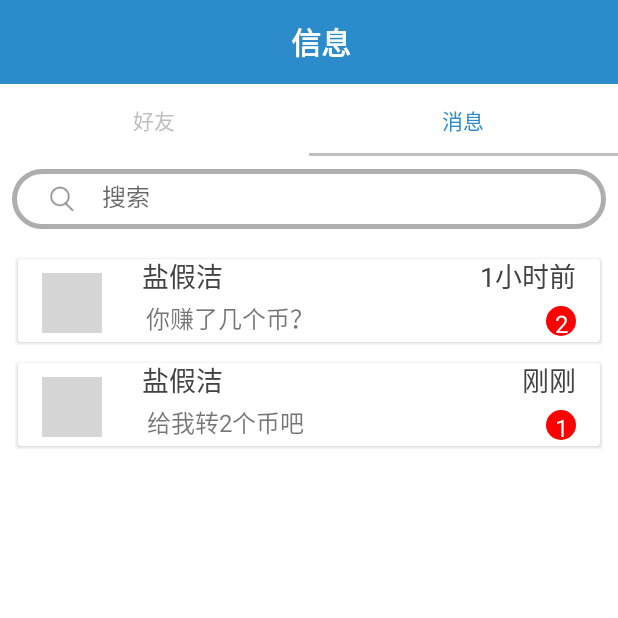
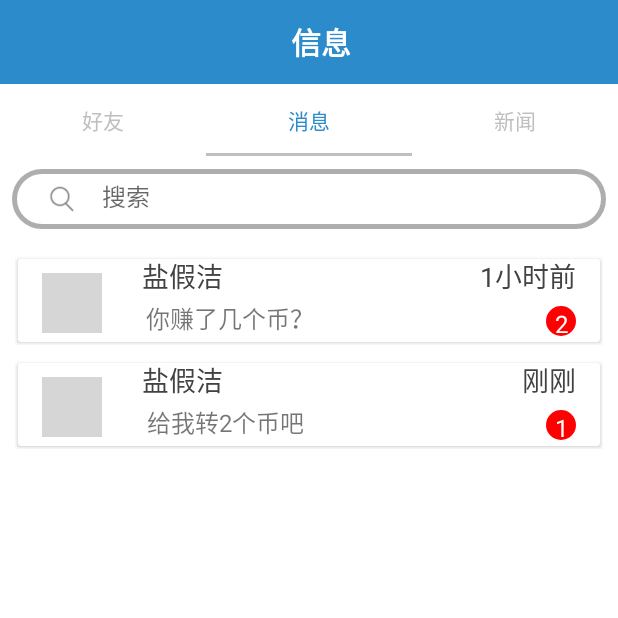
Before and after one commit to 449627440/TimeSaving, an Android app: the fragment InfoFragment placed in its activity, tab 2 chosen, on a phone screen of 412 x 824 dp, the top half of it. Run offline under Robolectric (Android 15) with nearby library versions, the phone set to English and light mode, and no system bars; our stand-ins replace Picasso; libraries missing offline, so code that uses them is left out: com.hjm.bottomtabbar; plain views replace BottomTabBar; pictures from the network do not load; 2 statements that could not run were skipped; grey boxes are pictures that could not be loaded.

```diff
--- a/app/src/main/java/com/swufe/timesaving/Info/InfoFragment.java
+++ b/app/src/main/java/com/swufe/timesaving/Info/InfoFragment.java
@@ -36,8 +36,9 @@ public class InfoFragment extends Fragment {
         List<Fragment> fragments = new ArrayList<>();
         fragments.add(new FriendFragment());
         fragments.add(new MessageFragment());
+        fragments.add(new NewsFragment());
 
-        TitleFragmentPagerAdapter adapter = new TitleFragmentPagerAdapter(getChildFragmentManager(), fragments, new String[]{"好友", "消息"});
+        TitleFragmentPagerAdapter adapter = new TitleFragmentPagerAdapter(getChildFragmentManager(), fragments, new String[]{"好友", "消息","新闻"});
         viewPager.setAdapter(adapter);
 
         tabLayout.setupWithViewPager(viewPager);
--- /dev/null
+++ b/app/src/main/java/com/swufe/timesaving/Info/NewsAdapter.java
@@ -0,0 +1,73 @@
+package com.swufe.timesaving.Info;
+
+import android.content.Context;
+import android.util.Log;
+import android.view.LayoutInflater;
+import android.view.View;
+import android.view.ViewGroup;
+import android.widget.BaseAdapter;
+import android.widget.ImageView;
+import android.widget.TextView;
+
+import com.squareup.picasso.Picasso;
+import com.swufe.timesaving.R;
+
+import java.util.List;
+
+public class NewsAdapter extends BaseAdapter {
+
+
+    private List<String[]> data;
+    private LayoutInflater layoutInflater;
+    private Context context;
+    private static String TAG = "FriendAdapter";
+
+
+    public NewsAdapter(Context context, List<String[]> data){
+        this.context = context;
+        this.data=data;
+        this.layoutInflater=LayoutInflater.from(context);
+    }
+
+    public final class Zujian{
+        public ImageView imageView;
+        public TextView tv1;
+        public TextView tv2;
+    }
+    @Override
+    public int getCount() {
+        return data.size();
+    }
+
+    @Override
+    public Object getItem(int i) {
+        return data.get(i);
+    }
+
+    @Override
+    public long getItemId(int i) {
+        return i;
+    }
+
+    @Override
+    public View getView(int position, View convertView, ViewGroup viewGroup) {
+        NewsAdapter.Zujian zujian = null;
+        if(convertView==null){
+            zujian = new NewsAdapter.Zujian();
+            convertView=layoutInflater.inflate(R.layout.fragment_news_adapter,null);
+            zujian.imageView=convertView.findViewById(R.id.imageView4);
+            zujian.tv1=convertView.findViewById(R.id.textView0);
+            zujian.tv2=convertView.findViewById(R.id.textView5);
+            convertView.setTag(zujian);
+        }else {
+            zujian=(NewsAdapter.Zujian)convertView.getTag();
+        }
+        zujian.tv1.setText(data.get(position)[0]);
+        Log.i(TAG, "getView: "+data.get(position)[0]);
+        zujian.tv2.setText(data.get(position)[1]);
+        Log.i(TAG, "getView: "+data.get(position)[0]);
+        Picasso.with(context).load(data.get(position)[2]).fit().into(zujian.imageView);
+        Log.i(TAG, "getView: "+data.get(position)[2]);
+        return convertView;
+    }
+}
--- /dev/null
+++ b/app/src/main/java/com/swufe/timesaving/Info/NewsFragment.java
@@ -0,0 +1,45 @@
+package com.swufe.timesaving.Info;
+
+import android.os.Bundle;
+import android.support.annotation.NonNull;
+import android.support.annotation.Nullable;
+import android.support.v4.app.Fragment;
+import android.util.Log;
+import android.view.LayoutInflater;
+import android.view.View;
+import android.view.ViewGroup;
+import android.widget.GridView;
+
+import com.swufe.timesaving.R;
+
+import java.util.ArrayList;
+import java.util.List;
+
+import static android.content.ContentValues.TAG;
+
+public class NewsFragment extends Fragment {
+
+    private View view;
+    private GridView listView;
+    private List<String[]> list;
+
+    @Nullable
+    @Override
+    public View onCreateView(@NonNull LayoutInflater inflater, @Nullable ViewGroup container, @Nullable Bundle savedInstanceState) {
+        view=inflater.inflate(R.layout.fragment_news, container,false);
+        list=new ArrayList<>();
+        list.add(new String[]{"1小时前", "随便写点吧","http://bmob-cdn-21576.b0.upaiyun.com/2019/05/16/7c3431e7406ef85880c9f17cceb1716a.jpg"});
+        list.add(new String[]{"1天前", "随便写点吧","http://bmob-cdn-21576.b0.upaiyun.com/2019/05/16/cfe617e04016456580289c3e5f227a15.jpg"});
+        list.add(new String[]{"1天前", "随便写点吧","http://bmob-cdn-21576.b0.upaiyun.com/2019/05/16/1ab8474740bb9add803e2411d556bb66.jpg"});
+        list.add(new String[]{"1天前", "随便写点吧","http://bmob-cdn-21576.b0.upaiyun.com/2019/05/16/81604bb640eb916380f9e9ec38966119.jpg"});
+        listView=view.findViewById(R.id.gridview);
+        Log.i(TAG, "onCreateView: "+list);
+        listView.setAdapter(new NewsAdapter(getActivity(),list));
+        return view;
+    }
+
+    @Override
+    public void onViewCreated(@NonNull View view, @Nullable Bundle savedInstanceState) {
+        super.onViewCreated(view, savedInstanceState);
+    }
+}
--- a/app/src/main/java/com/swufe/timesaving/Welcome/RegisterActivity.java
+++ b/app/src/main/java/com/swufe/timesaving/Welcome/RegisterActivity.java
@@ -121,6 +121,9 @@ public class RegisterActivity extends AppCompatActivity implements View.OnClickL
                     Toast.makeText(this,"请把内容填写完整",Toast.LENGTH_SHORT).show();
                 }
                 break;
+            case R.id.tv_login:
+                finish();
+                break;
             default:
                 break;
         }
--- a/app/src/main/res/layout/activity_publish.xml
+++ b/app/src/main/res/layout/activity_publish.xml
@@ -14,6 +14,8 @@
         android:background="?attr/colorPrimary"
         android:minHeight="?attr/actionBarSize"
         android:theme="?attr/actionBarTheme"
+        app:navigationIcon="?attr/homeAsUpIndicator"
+        app:contentInsetStart="0dp"
         app:layout_constraintBottom_toBottomOf="parent"
         app:layout_constraintEnd_toEndOf="parent"
         app:layout_constraintStart_toStartOf="parent"
@@ -21,9 +23,9 @@
         app:layout_constraintVertical_bias="0.0">
 
         <TextView
-            android:layout_width="match_parent"
+            android:layout_width="wrap_content"
             android:layout_height="wrap_content"
-            android:gravity="center"
+            android:layout_gravity="center"
             android:text="发布任务"
             android:textColor="@color/white"
             android:textSize="20sp"
```
Also changed, not shown: app/src/main/AndroidManifest.xml (+10 -8 lines), app/src/main/java/com/swufe/timesaving/Main/MainFragment.java (+16 -0 lines), app/src/main/java/com/swufe/timesaving/Main/Publish/PublishActivity.java (+15 -0 lines), app/src/main/res/layout/fragment_news.xml (added, +91 -0 lines), app/src/main/res/layout/fragment_news_adapter.xml (added, +81 -0 lines).
